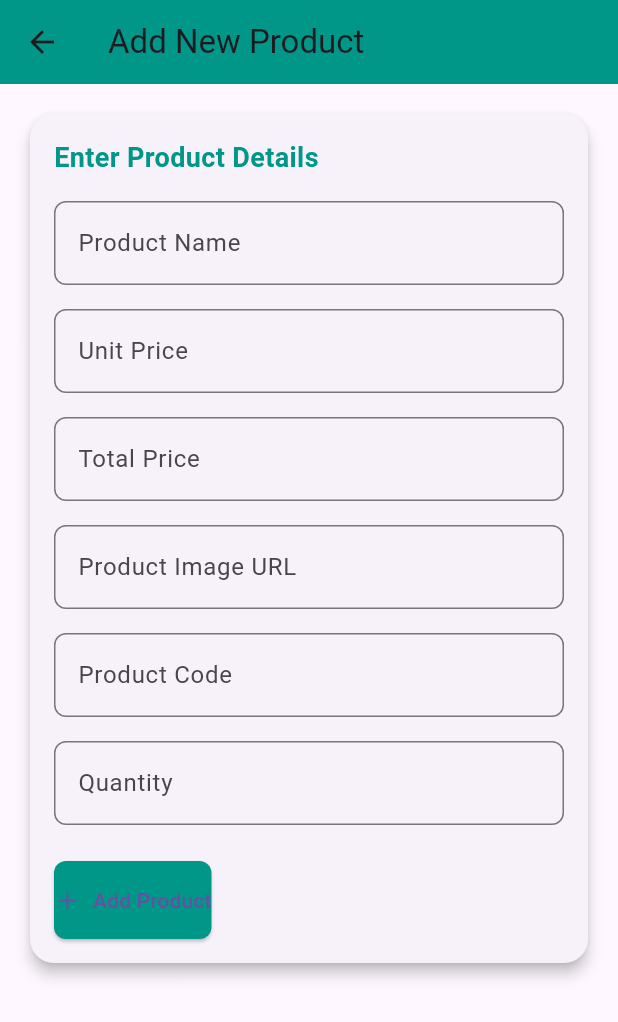
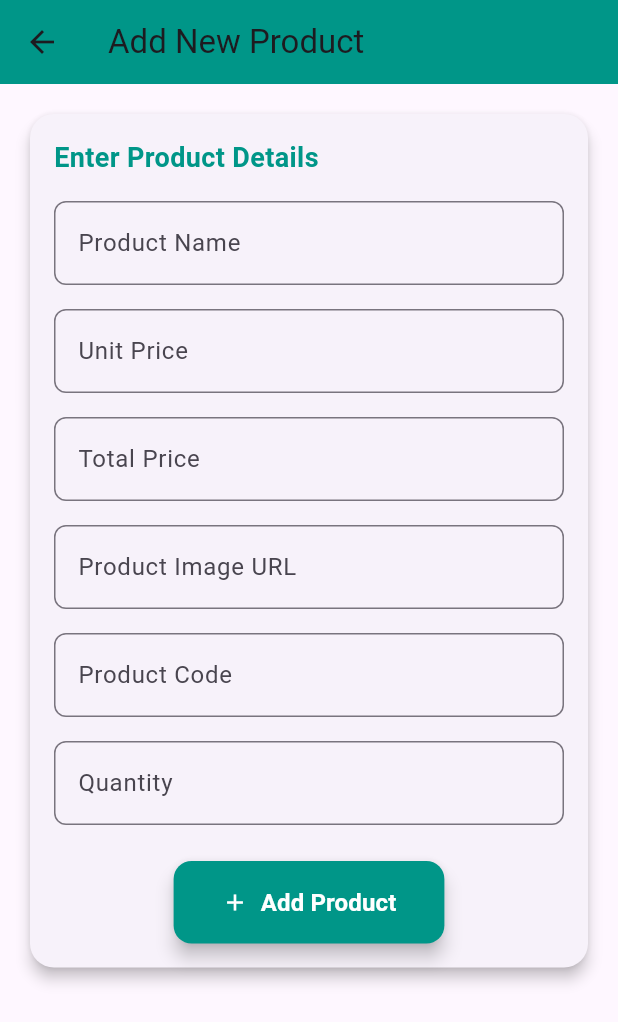
Before and after one commit to MontasirOpi/CARD_API_TEST, a Flutter app: the AddNewProductScreen screen opened directly, on a phone screen of 412 x 824 dp. Shown: the top 1022 px of the screen. Run offline on Flutter 3.47's test engine with Material 3 defaults, Android fonts, the phone set to English and light mode, and no system bars; network calls fail.

Commit message:
ui design

```diff
--- a/lib/screens/add_new_product_screen.dart
+++ b/lib/screens/add_new_product_screen.dart
@@ -78,17 +78,33 @@ class _AddNewProductScreenState extends State<AddNewProductScreen> {
           const SizedBox(height: 24),
           _inProgress
               ? const Center(child: CircularProgressIndicator())
-              : ElevatedButton.icon(
-                  style: ElevatedButton.styleFrom(
-                    backgroundColor: Colors.teal,
-                    padding: const EdgeInsets.symmetric(vertical: 16),
-                    shape: RoundedRectangleBorder(
-                        borderRadius: BorderRadius.circular(8)),
+              : Center(
+                child: ElevatedButton.icon(
+                    style: ElevatedButton.styleFrom(
+                      foregroundColor: Colors.white,
+                      backgroundColor: Colors.teal, // Icon and text color
+                      padding: const EdgeInsets.symmetric(
+                          vertical: 16, horizontal: 32), // Increased padding
+                      shape: RoundedRectangleBorder(
+                          borderRadius:
+                              BorderRadius.circular(12)), // Rounded corners
+                      elevation: 5, // Subtle shadow to make the button stand out
+                    ),
+                    onPressed: _onTapAppProductButton,
+                    icon: const Icon(
+                      Icons.add,
+                      color: Colors.white, // White icon for contrast
+                    ),
+                    label: const Text(
+                      "Add Product",
+                      style: TextStyle(
+                        color: Colors.white, // White text for contrast
+                        fontSize: 16, // Larger font size for readability
+                        fontWeight: FontWeight.bold, // Bold text for emphasis
+                      ),
+                    ),
                   ),
-                  onPressed: _onTapAppProductButton,
-                  icon: const Icon(Icons.add),
-                  label: const Text("Add Product"),
-                ),
+              )
         ],
       ),
     );
```
Also changed, not shown: lib/screens/edit_product.dart (+38 -12 lines).
